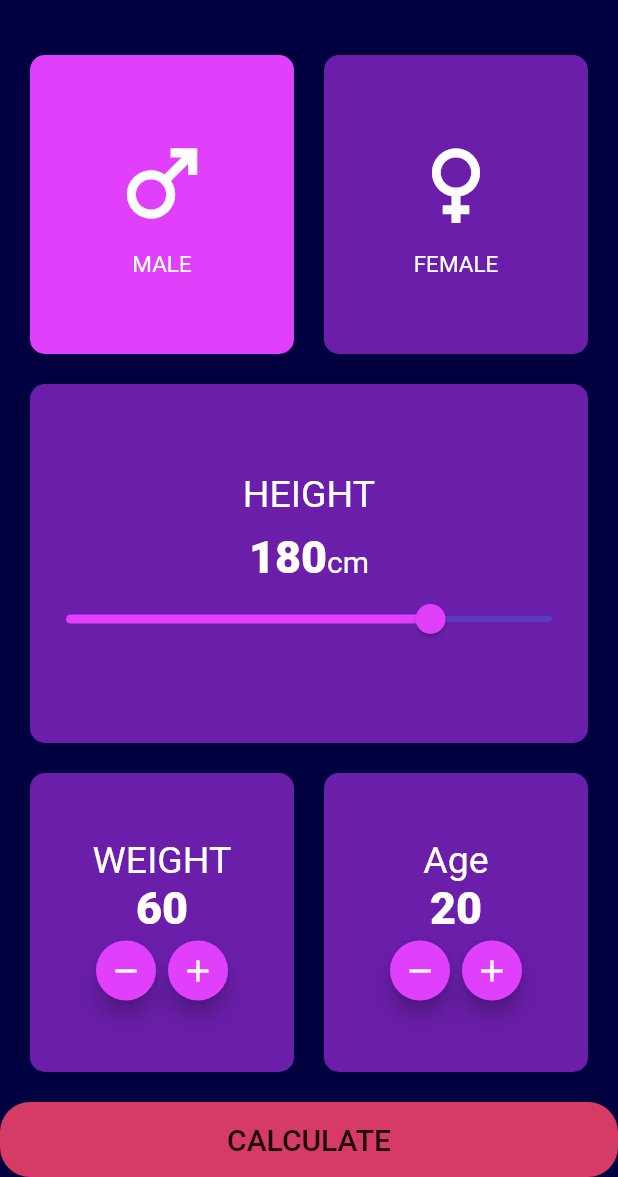
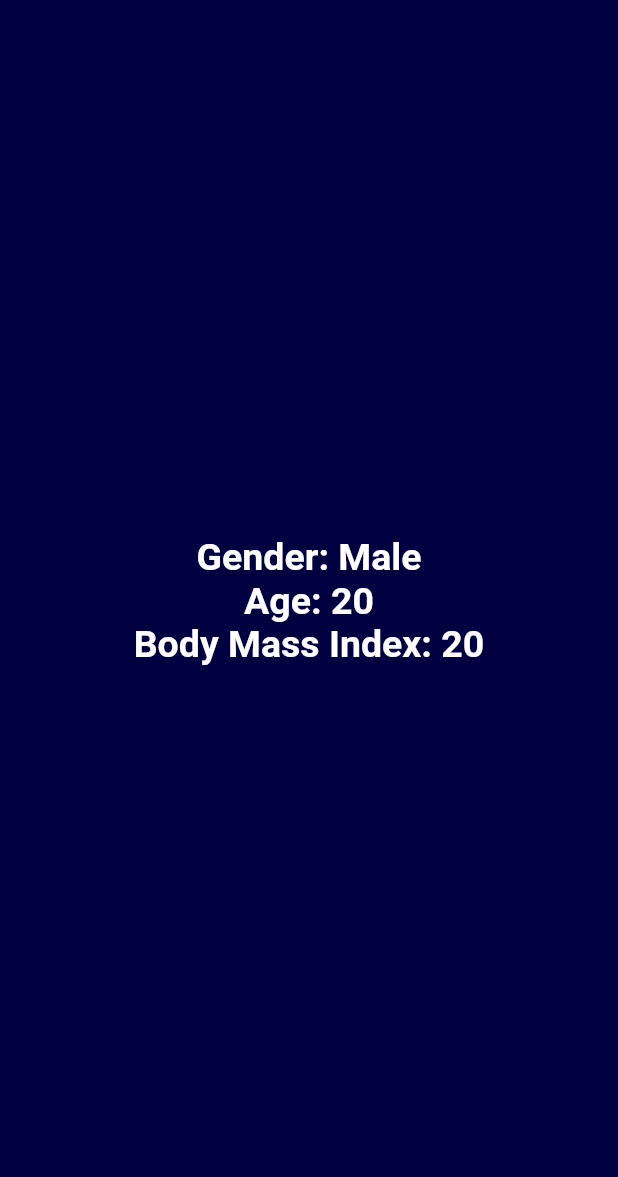
Before and after one commit to MostafaRadian/BMI_Calculator, a Flutter app: the screen it shows after launch, on a phone screen of 412 x 824 dp, the part 59-1236 px from its top. Run offline on Flutter 3.47's test engine with Material 2 defaults, Android fonts, the phone set to English and light mode, and no system bars.

Commit message:
Creating and setting up a result page

```diff
--- /dev/null
+++ b/lib/bmi_result_screen.dart
@@ -0,0 +1,45 @@
+import 'package:flutter/material.dart';
+
+class BmiResult extends StatelessWidget {
+  const BmiResult({super.key});
+
+  @override
+  Widget build(BuildContext context) {
+    return Scaffold(
+        appBar: AppBar(
+          centerTitle: true,
+          title: const Text("BMI Calculator"),
+          backgroundColor: const Color(0xFF000040),
+          elevation: 0,
+        ),
+        body: Container(
+            width: double.infinity,
+            color: const Color(0xFF000040),
+            child: const Column(
+              mainAxisAlignment: MainAxisAlignment.center,
+              children: [
+                Text(
+                  "Gender: Male",
+                  style: TextStyle(
+                      fontSize: 25,
+                      fontWeight: FontWeight.bold,
+                      color: Colors.white),
+                ),
+                Text(
+                  "Age: 20",
+                  style: TextStyle(
+                      fontSize: 25,
+                      fontWeight: FontWeight.bold,
+                      color: Colors.white),
+                ),
+                Text(
+                  "Body Mass Index: 20",
+                  style: TextStyle(
+                      fontSize: 25,
+                      fontWeight: FontWeight.bold,
+                      color: Colors.white),
+                ),
+              ],
+            )));
+  }
+}
--- a/lib/main.dart
+++ b/lib/main.dart
@@ -1,3 +1,4 @@
+import 'package:bmi_calculator/bmi_result_screen.dart';
 import 'package:flutter/material.dart';
 import 'bmi_cal_screen.dart';
 
@@ -11,7 +12,7 @@ class MainApp extends StatelessWidget {
   @override
   Widget build(BuildContext context) {
     return const MaterialApp(
-      home: BmiScreen(),
+      home: BmiResult(),
       debugShowCheckedModeBanner: false,
     );
   }
```
